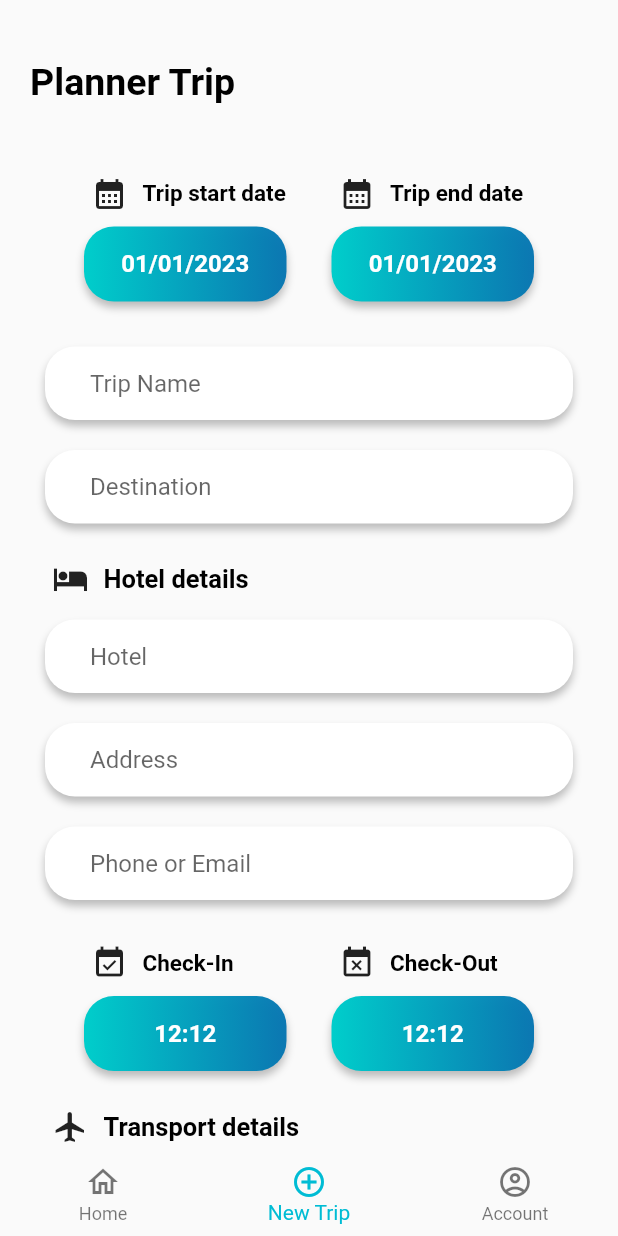
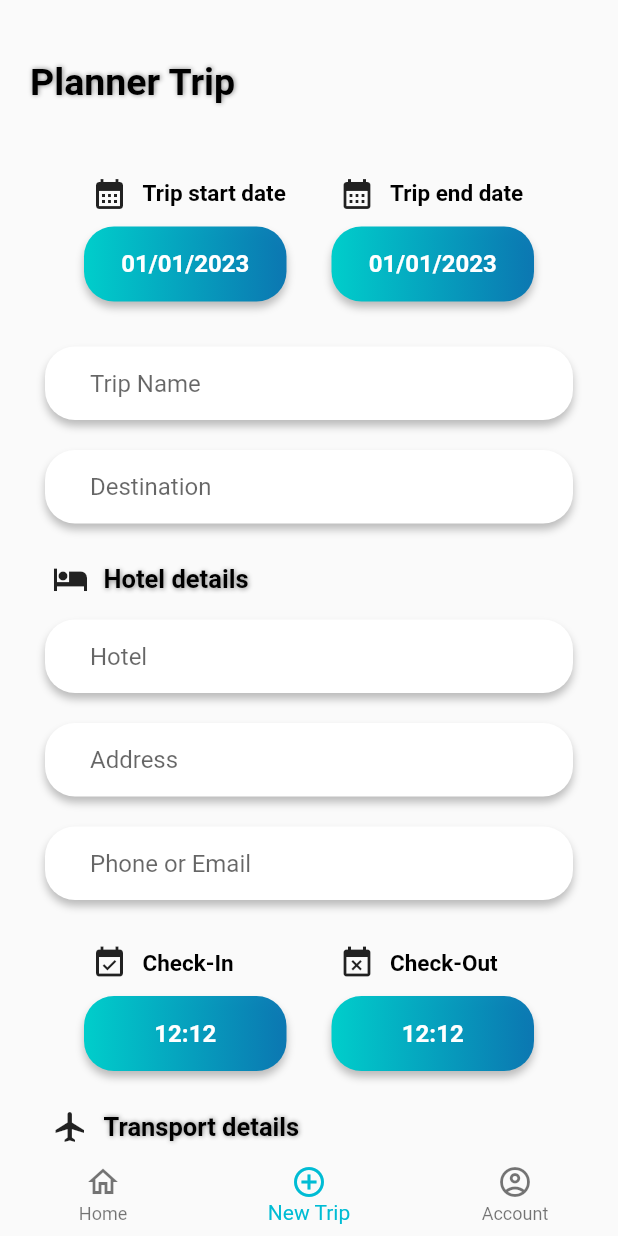
Before and after one commit to DenisaFleancu26/MyTrip, a Flutter app: the NewTripPlanScreen screen opened directly, on a phone screen of 412 x 824 dp. Run offline on Flutter 3.47's test engine with Material 2 defaults, Android fonts, the phone set to English and light mode, and no system bars; our stand-ins replace carousel_slider, cloud_firestore, dots_indicator, firebase_auth, firebase_core, firebase_storage and 4 more; accounts and stored records are empty.

Commit message:
small UI changes

```diff
--- a/my_trip_app/lib/screens/new_trip_plan.dart
+++ b/my_trip_app/lib/screens/new_trip_plan.dart
@@ -248,7 +248,12 @@ class _NewTripPlanScreenState extends State<NewTripPlanScreen> {
                         color: Colors.black,
                         fontSize: 25,
                         fontWeight: FontWeight.bold,
-                    ),
+                        shadows: <Shadow>[
+                          Shadow(
+                              offset: Offset(0.5, 0.5),
+                              blurRadius: 4.0,
+                              color: Color.fromARGB(159, 66, 66, 66)),
+                        ]),
                   ),
                 ),
                 const SizedBox(height: 10),
@@ -376,7 +381,12 @@ class _NewTripPlanScreenState extends State<NewTripPlanScreen> {
                             color: Colors.black,
                             fontSize: 17,
                             fontWeight: FontWeight.bold,
-                        ),
+                            shadows: <Shadow>[
+                              Shadow(
+                                  offset: Offset(0.5, 0.5),
+                                  blurRadius: 4.0,
+                                  color: Color.fromARGB(159, 66, 66, 66)),
+                            ]),
                       ),
                     ],
                   ),
@@ -569,7 +579,12 @@ class _NewTripPlanScreenState extends State<NewTripPlanScreen> {
                             color: Colors.black,
                             fontSize: 17,
                             fontWeight: FontWeight.bold,
-                        ),
+                            shadows: <Shadow>[
+                              Shadow(
+                                  offset: Offset(0.5, 0.5),
+                                  blurRadius: 4.0,
+                                  color: Color.fromARGB(159, 66, 66, 66)),
+                            ]),
                       ),
                     ],
                   ),
@@ -751,7 +766,12 @@ class _NewTripPlanScreenState extends State<NewTripPlanScreen> {
                             color: Colors.black,
                             fontSize: 17,
                             fontWeight: FontWeight.bold,
-                        ),
+                            shadows: <Shadow>[
+                              Shadow(
+                                  offset: Offset(0.5, 0.5),
+                                  blurRadius: 4.0,
+                                  color: Color.fromARGB(159, 66, 66, 66)),
+                            ]),
                       ),
                     ],
                   ),
@@ -777,9 +797,8 @@ class _NewTripPlanScreenState extends State<NewTripPlanScreen> {
                         hintText: "Notes..",
                         border: InputBorder.none,
                         focusedBorder: OutlineInputBorder(
-                          borderSide: const BorderSide(
-                              width: 2,
-                              color: Color.fromARGB(255, 202, 202, 202)),
+                          borderSide:
+                              const BorderSide(width: 1.5, color: Colors.cyan),
                           borderRadius: BorderRadius.circular(20),
                         ),
                         contentPadding: const EdgeInsets.only(
```
Also changed, not shown: my_trip_app/lib/screens/edit_plan.dart (+23 -8 lines), my_trip_app/lib/screens/home_screen.dart (+18 -3 lines), my_trip_app/lib/screens/profile_screen.dart (+9 -4 lines), my_trip_app/lib/screens/trip_plan_screen.dart (+21 -3 lines). Lines whose indentation alone changed are shown as unchanged.
